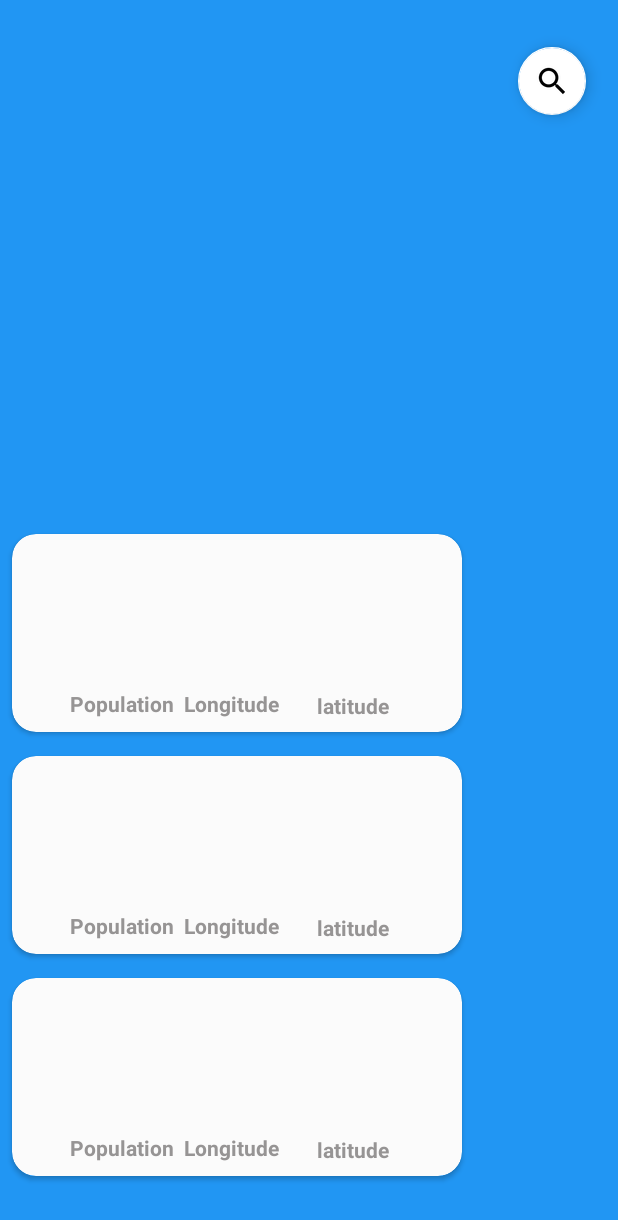
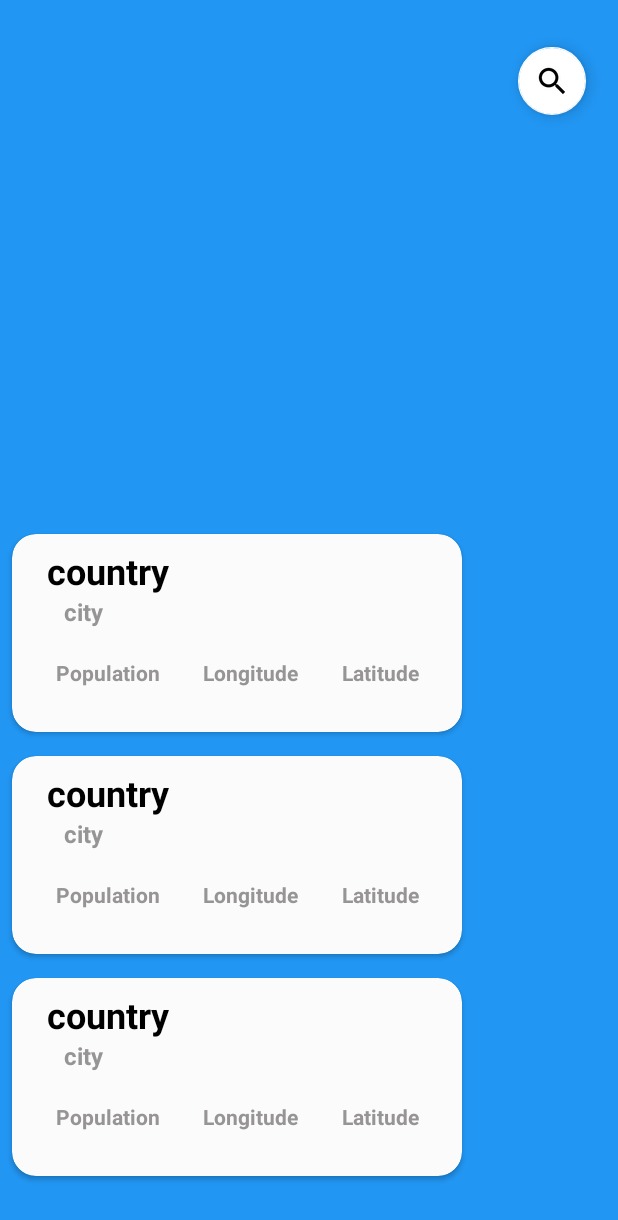
Before and after one commit to amnah44/Cotton-Candy, an Android app: the layout fragment_map.xml on its own in the app's theme, with its tools: preview values and no code run, on a phone screen of 412 x 824 dp. Shown: the top 1220 px of the screen. Run offline under Robolectric (Android 15) with nearby library versions, the phone set to English and light mode, and no system bars; network calls fail.

Commit message:
Edit in Design.

```diff
--- a/app/src/main/java/com/amnah/ali/cotton/fragments/SearchFragment.kt
+++ b/app/src/main/java/com/amnah/ali/cotton/fragments/SearchFragment.kt
@@ -40,6 +40,7 @@ class SearchFragment : Fragment() {
             searchViewCountry.setOnQueryTextListener(object : SearchView.OnQueryTextListener {
 
                 override fun onQueryTextSubmit(query: String?): Boolean {
+                       cardError.visibility = View.GONE
                        createChips(query!!.lowercase(Locale.getDefault()))
                        if(query.isNullOrEmpty() || DataManager.getCurrentCountry(query)[query].isNullOrEmpty())
                              cardError.visibility = View.VISIBLE
--- a/app/src/main/res/layout/fragment_search.xml
+++ b/app/src/main/res/layout/fragment_search.xml
@@ -27,7 +27,7 @@
         android:id="@+id/horizontal_ScrollView"
         android:layout_width="match_parent"
         android:layout_height="wrap_content"
-        android:layout_marginTop="20dp"
+        android:layout_marginTop="10dp"
         android:layout_marginHorizontal="10dp"
         app:layout_constraintEnd_toEndOf="@+id/searchView_country"
         app:layout_constraintStart_toStartOf="@+id/searchView_country"
--- a/app/src/main/res/layout/raw_item.xml
+++ b/app/src/main/res/layout/raw_item.xml
@@ -23,64 +23,60 @@
             android:id="@+id/latitude2"
             android:layout_width="wrap_content"
             android:layout_height="wrap_content"
+            android:layout_marginStart="0dp"
+            android:layout_marginTop="0dp"
             android:text="@string/latitude"
             android:textColor="@color/gray"
             android:textSize="@dimen/txt1x"
             android:textStyle="bold"
             android:visibility="visible"
-            app:layout_constraintBottom_toBottomOf="parent"
-            app:layout_constraintEnd_toEndOf="@+id/latitude"
-            app:layout_constraintStart_toStartOf="@+id/latitude"
-            app:layout_constraintTop_toBottomOf="@+id/latitude"
-            app:layout_constraintVertical_bias="0.0" />
+            app:layout_constraintEnd_toEndOf="parent"
+            app:layout_constraintHorizontal_bias="0.5"
+            app:layout_constraintStart_toEndOf="@+id/longitude2"
+            app:layout_constraintTop_toTopOf="@+id/longitude2" />
 
         <TextView
             android:id="@+id/longitude2"
             android:layout_width="wrap_content"
             android:layout_height="wrap_content"
+            android:layout_marginStart="0dp"
+            android:layout_marginTop="0dp"
             android:text="Longitude"
             android:textColor="@color/gray"
             android:textSize="@dimen/txt1x"
             android:textStyle="bold"
             android:visibility="visible"
-            app:layout_constraintBottom_toBottomOf="parent"
-            app:layout_constraintEnd_toEndOf="@+id/longitude"
-            app:layout_constraintStart_toStartOf="@+id/longitude"
-            app:layout_constraintTop_toBottomOf="@+id/longitude"
-            app:layout_constraintVertical_bias="0.0" />
+            app:layout_constraintEnd_toStartOf="@+id/latitude2"
+            app:layout_constraintHorizontal_bias="0.5"
+            app:layout_constraintStart_toEndOf="@+id/population_box4"
+            app:layout_constraintTop_toTopOf="@+id/population_box4" />
 
         <TextView
             android:id="@+id/population_box4"
             android:layout_width="wrap_content"
             android:layout_height="wrap_content"
+            android:layout_marginTop="20dp"
             android:text="@string/population"
             android:textColor="@color/gray"
             android:textSize="@dimen/txt1x"
             android:textStyle="bold"
             android:visibility="visible"
-            app:layout_constraintBottom_toBottomOf="parent"
-            app:layout_constraintEnd_toEndOf="@+id/population_box"
-            app:layout_constraintHorizontal_bias="0.5"
-            app:layout_constraintStart_toStartOf="@+id/population_box"
-            app:layout_constraintTop_toBottomOf="@+id/population_box"
-            app:layout_constraintVertical_bias="0.0" />
+            app:layout_constraintEnd_toStartOf="@+id/longitude2"
+            app:layout_constraintStart_toStartOf="parent"
+            app:layout_constraintTop_toBottomOf="@+id/cities_box" />
 
         <TextView
             android:id="@+id/latitude"
             android:layout_width="wrap_content"
             android:layout_height="wrap_content"
-            android:layout_marginStart="@dimen/margin1x"
-            android:layout_marginTop="@dimen/margin1x"
             android:textColor="@color/gray"
             android:textSize="@dimen/txt2x"
             android:textStyle="bold"
             android:visibility="visible"
-            app:layout_constraintBottom_toBottomOf="parent"
-            app:layout_constraintEnd_toEndOf="parent"
+            app:layout_constraintEnd_toEndOf="@+id/latitude2"
             app:layout_constraintHorizontal_bias="0.5"
-            app:layout_constraintStart_toEndOf="@+id/longitude"
-            app:layout_constraintTop_toBottomOf="@+id/cities_box"
-            app:layout_constraintVertical_bias="0.42000002" />
+            app:layout_constraintStart_toStartOf="@+id/latitude2"
+            app:layout_constraintTop_toBottomOf="@+id/latitude2" />
 
         <TextView
             android:id="@+id/longitude"
@@ -90,28 +86,23 @@
             android:textSize="@dimen/txt2x"
             android:textStyle="bold"
             android:visibility="visible"
-            app:layout_constraintBottom_toBottomOf="parent"
-            app:layout_constraintEnd_toStartOf="@+id/latitude"
+            app:layout_constraintEnd_toEndOf="@+id/longitude2"
             app:layout_constraintHorizontal_bias="0.5"
-            app:layout_constraintStart_toEndOf="@+id/population_box"
-            app:layout_constraintTop_toBottomOf="@+id/cities_box"
-            app:layout_constraintVertical_bias="0.48000002" />
+            app:layout_constraintStart_toStartOf="@+id/longitude2"
+            app:layout_constraintTop_toBottomOf="@+id/longitude2" />
 
         <TextView
             android:id="@+id/cities_box"
             android:layout_width="wrap_content"
             android:layout_height="wrap_content"
-            android:layout_marginStart="@dimen/margin1x"
-            android:layout_marginTop="@dimen/margin1x"
+            android:text="city"
             android:textColor="@color/gray"
             android:textSize="@dimen/txt2x"
             android:textStyle="bold"
-            app:layout_constraintBottom_toBottomOf="parent"
-            app:layout_constraintEnd_toEndOf="parent"
-            app:layout_constraintHorizontal_bias="0.06"
-            app:layout_constraintStart_toStartOf="parent"
-            app:layout_constraintTop_toTopOf="parent"
-            app:layout_constraintVertical_bias="0.24000001" />
+            app:layout_constraintEnd_toEndOf="@+id/country_box"
+            app:layout_constraintHorizontal_bias="0.2"
+            app:layout_constraintStart_toStartOf="@+id/country_box"
+            app:layout_constraintTop_toBottomOf="@+id/country_box" />
 
         <TextView
             android:id="@+id/country_box"
@@ -119,30 +110,29 @@
             android:layout_height="wrap_content"
             android:layout_marginStart="@dimen/margin1x"
             android:layout_marginTop="@dimen/margin1x"
+            android:text="country"
             android:textColor="@color/black"
             android:textSize="@dimen/txt3x"
             android:textStyle="bold"
-            app:layout_constraintBottom_toTopOf="@+id/cities_box"
             app:layout_constraintEnd_toEndOf="parent"
             app:layout_constraintHorizontal_bias="0.074"
             app:layout_constraintStart_toStartOf="parent"
-            app:layout_constraintTop_toTopOf="parent"
-            app:layout_constraintVertical_bias="0.32999998" />
+            app:layout_constraintTop_toTopOf="parent" />
 
         <TextView
             android:id="@+id/population_box"
             android:layout_width="wrap_content"
             android:layout_height="wrap_content"
+            android:layout_marginTop="0dp"
             android:textColor="@color/gray"
             android:textSize="@dimen/txt2x"
             android:textStyle="bold"
             android:visibility="visible"
-            app:layout_constraintBottom_toBottomOf="parent"
-            app:layout_constraintEnd_toStartOf="@+id/longitude"
+            app:layout_constraintVertical_bias="0.48000002"
             app:layout_constraintHorizontal_bias="0.5"
-            app:layout_constraintStart_toStartOf="parent"
-            app:layout_constraintTop_toBottomOf="@+id/cities_box"
-            app:layout_constraintVertical_bias="0.48000002" />
+            app:layout_constraintEnd_toEndOf="@+id/population_box4"
+            app:layout_constraintStart_toStartOf="@+id/population_box4"
+            app:layout_constraintTop_toBottomOf="@+id/population_box4" />
 
     </androidx.constraintlayout.widget.ConstraintLayout>
 </androidx.cardview.widget.CardView>
--- a/app/src/main/res/values/strings.xml
+++ b/app/src/main/res/values/strings.xml
@@ -9,5 +9,5 @@
     <string name="more_about">more about</string>
     <!-- TODO: Remove or change this placeholder text -->
     <string name="hello_blank_fragment">Hello blank fragment</string>
-    <string name="latitude">latitude</string>
+    <string name="latitude">Latitude</string>
 </resources>
```
